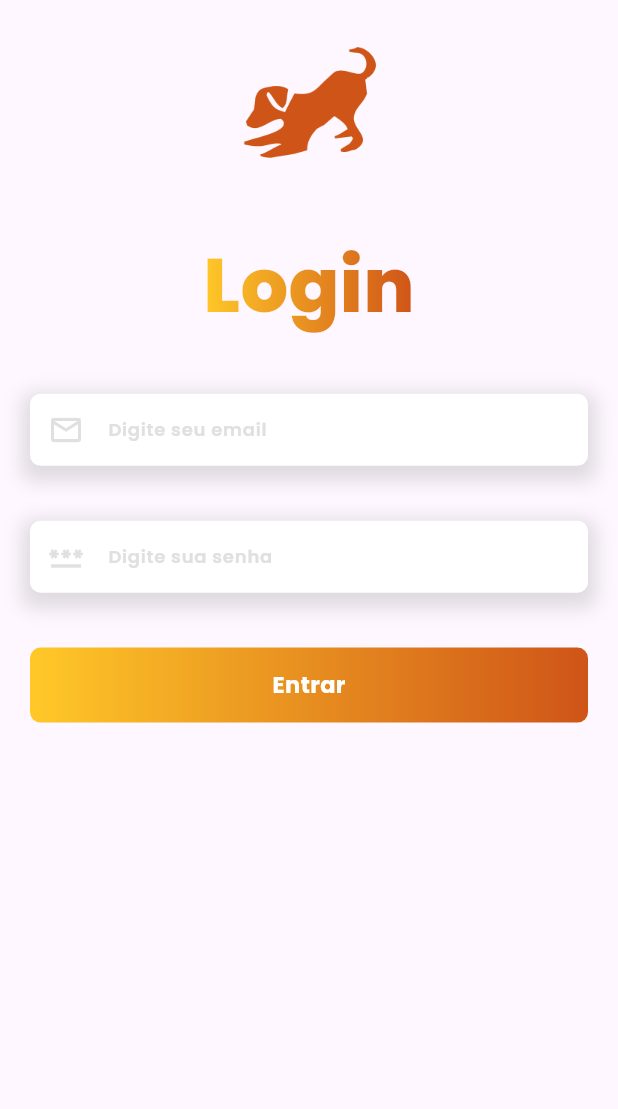
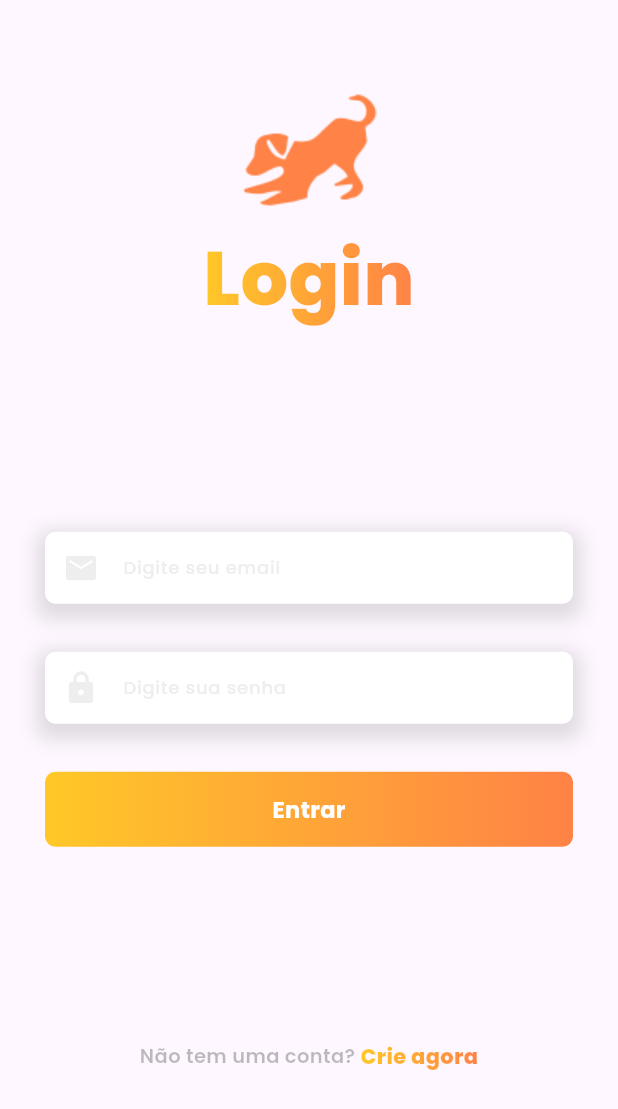
Before and after one commit to denisduarth/aumigos-da-vizinhanca, a Flutter app: the screen it shows after launch, on a phone screen of 412 x 824 dp. Shown: the top 1109 px of the screen. Run offline on Flutter 3.47's test engine with Material 3 defaults, Android fonts, the light colour scheme and no system bars; drawn by our look-alikes of flutter_animate; our stand-ins replace supabase_flutter; accounts and stored records are empty.

Commit message:
Estilizando telas de login e cadastro, brigando e vencendo o gradle e etc.

```diff
--- a/lib/components/button.dart
+++ b/lib/components/button.dart
@@ -17,12 +17,12 @@ class Button extends StatelessWidget {
       onTap: onPressed,
       child: Container(
         height: 50,
-        width: MediaQuery.of(context).size.width - 40,
+        width: MediaQuery.of(context).size.width - 60,
         decoration: const BoxDecoration(
           gradient: LinearGradient(
             colors: [
               ComponentColors.mainYellow,
-              ComponentColors.mainBrown,
+              ComponentColors.sweetBrown,
             ],
             begin: Alignment.centerLeft,
             end: Alignment.centerRight,
--- a/lib/components/colors.dart
+++ b/lib/components/colors.dart
@@ -5,5 +5,6 @@ import 'package:flutter/material.dart';
 class ComponentColors {
   static const Color mainYellow = Color.fromRGBO(255, 200, 40, 1);
   static const Color mainBrown = Color.fromRGBO(207, 84, 24, 1);
+  static const Color sweetBrown = Color.fromRGBO(255, 130, 70, 1);
   static const Color mainBlack = Color.fromRGBO(40, 40, 40, 1);
 }
--- a/lib/components/gradient-text.dart
+++ b/lib/components/gradient-text.dart
@@ -3,26 +3,22 @@
 import 'package:aumigos_da_vizinhanca/components/colors.dart';
 import 'package:flutter/material.dart';
 
-const style = TextStyle(
-  fontSize: 50,
-  fontFamily: "Poppins",
-  fontWeight: FontWeight.w800,
-);
-
 const gradient = LinearGradient(
   colors: [
     ComponentColors.mainYellow,
-    ComponentColors.mainBrown,
+    ComponentColors.sweetBrown,
   ],
 );
 
 class GradientText extends StatelessWidget {
+  final String text;
+  final double? textSize;
+
   const GradientText({
     required this.text,
+    required this.textSize,
     super.key,
   });
-
-  final String text;
 
   @override
   Widget build(BuildContext context) {
@@ -38,7 +34,11 @@ class GradientText extends StatelessWidget {
       ),
       child: Text(
         text,
-        style: style,
+        style: TextStyle(
+          fontSize: textSize,
+          fontFamily: "Poppins",
+          fontWeight: FontWeight.w800,
+        ),
       ),
     );
   }
--- a/lib/components/text-form.dart
+++ b/lib/components/text-form.dart
@@ -3,15 +3,15 @@
 import 'package:flutter/material.dart';
 
 final labelStyle = TextStyle(
-  color: Colors.grey[300],
+  color: Colors.grey[200],
   fontFamily: "Poppins",
   fontSize: 12,
-  fontWeight: FontWeight.w600,
+  fontWeight: FontWeight.w500,
 );
 
 const textFieldStyle = TextStyle(
   fontFamily: 'Poppins',
-  fontWeight: FontWeight.w600,
+  fontWeight: FontWeight.w500,
   fontSize: 12,
 );
 
@@ -34,16 +34,17 @@ class TextForm extends StatelessWidget {
   @override
   Widget build(BuildContext context) {
     return Container(
-      width: MediaQuery.of(context).size.width - 40,
+      width: MediaQuery.of(context).size.width - 60,
       decoration: const BoxDecoration(
         color: Colors.white,
         borderRadius: BorderRadius.all(Radius.circular(7)),
         boxShadow: [
           BoxShadow(
-              color: Colors.black12,
-              offset: Offset(0, 5),
-              blurRadius: 10,
-              spreadRadius: 5),
+            color: Colors.black12,
+            offset: Offset(0, 5),
+            blurRadius: 10,
+            spreadRadius: 5,
+          ),
         ],
       ),
       child: Column(
@@ -56,7 +57,7 @@ class TextForm extends StatelessWidget {
               labelText: labelText,
               labelStyle: labelStyle,
               prefixIcon: icon,
-              prefixIconColor: Colors.grey[300],
+              prefixIconColor: Colors.grey[200],
               border: InputBorder.none,
             ),
             controller: controller,
--- a/lib/views/login-page.dart
+++ b/lib/views/login-page.dart
@@ -1,7 +1,6 @@
 // ignore_for_file: prefer_const_constructors, file_names, unused_element, use_build_context_synchronously, avoid_print, unused_import, dead_code
 
 import 'package:flutter_animate/flutter_animate.dart';
-
 import '../views/all.dart';
 import '../components/all.dart';
 import 'package:flutter/material.dart';
@@ -50,49 +49,97 @@ class _LoginPageState extends State<LoginPage> {
     }
   }
 
+  Route _createRoute() {
+    return PageRouteBuilder(
+      pageBuilder: (context, animation, secondaryAnimation) =>
+          const RegisterPage(),
+      transitionsBuilder: (context, animation, secondaryAnimation, child) {
+        const begin = Offset(0.0, 1.0);
+        const end = Offset.zero;
+        const curve = Curves.ease;
+
+        var tween =
+            Tween(begin: begin, end: end).chain(CurveTween(curve: curve));
+
+        return SlideTransition(
+          position: animation.drive(tween),
+          child: child,
+        );
+      },
+    );
+  }
+
   @override
   Widget build(BuildContext context) {
     return Scaffold(
       body: SafeArea(
         child: SingleChildScrollView(
           child: SizedBox(
-            height: 500,
-            child: Align(
+            height: MediaQuery.of(context).size.height - 60,
+            child: Container(
+              margin: EdgeInsets.symmetric(vertical: 50),
               child: Column(
-                mainAxisAlignment: MainAxisAlignment.spaceAround,
+                mainAxisAlignment: MainAxisAlignment.spaceBetween,
                 crossAxisAlignment: CrossAxisAlignment.center,
                 children: [
+                  SizedBox(
+                    height: 175,
+                    child: Column(
+                      children: [
                         Image.asset(
-                    'images/aumigos_da_vizinhanca_logo.png',
+                          'images/aumigos_da_vizinhanca_logo_sweet_brown.png',
                           height: 100,
                           width: 100,
-                  ).animate().fadeIn(
-                        duration: Duration(
-                          seconds: 1,
+                        ),
+                        GradientText(
+                          text: "Login",
+                          textSize: 50,
+                        ),
+                      ],
                     ),
                   ),
-                  GradientText(text: "Login").animate().fadeIn(
-                        duration: Duration(
-                          seconds: 1,
-                        ),
-                      ),
+                  SizedBox(
+                    height: 210,
+                    child: Column(
+                      mainAxisAlignment: MainAxisAlignment.spaceBetween,
+                      children: [
                         TextForm(
                           labelText: "Digite seu email",
                           controller: emailController,
-                    icon: Icon(Icons.email_outlined),
+                          icon: Icon(Icons.email_rounded),
                           obscureText: false,
                           keyboardType: TextInputType.text,
                         ),
                         TextForm(
                           labelText: "Digite sua senha",
                           controller: passwordController,
-                    icon: Icon(Icons.password_outlined),
+                          icon: Icon(Icons.lock_rounded),
                           obscureText: true,
                           keyboardType: TextInputType.text,
                         ),
                         Button(
                           onPressed: _login,
                           buttonText: "Entrar",
+                        ),
+                      ],
+                    ),
+                  ),
+                  Row(
+                    mainAxisAlignment: MainAxisAlignment.center,
+                    children: [
+                      Text(
+                        "Não tem uma conta? ",
+                        style: TextStyle(
+                            fontFamily: "Poppins",
+                            fontSize: 13,
+                            fontWeight: FontWeight.w600,
+                            color: Colors.black26),
+                      ),
+                      GestureDetector(
+                        onTap: () => Navigator.of(context).push(_createRoute()),
+                        child: GradientText(text: "Crie agora", textSize: 14),
+                      )
+                    ],
                   )
                 ],
               ),
```
Also changed, not shown: lib/views/register-page.dart (+63 -12 lines), images/aumigos_da_vizinhanca_logo_main_brown.png (renamed from images/aumigos_da_vizinhanca_logo.png), images/aumigos_da_vizinhanca_logo_main_yellow.png (added), images/aumigos_da_vizinhanca_logo_sweet_brown.png (added), 3 other files. Lines whose indentation alone changed are shown as unchanged.
